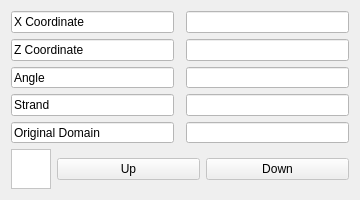
NATuG3/NATuG3, file ui/dialogs/informers/nucleoside.ui: the form before one commit.
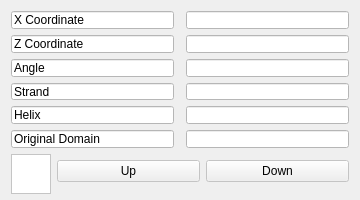
The form after the commit.

Commit message: Add helix info to informers

```diff
--- a/ui/dialogs/informers/nucleoside.ui
+++ b/ui/dialogs/informers/nucleoside.ui
@@ -26,6 +26,23 @@
             <string>Nucleoside Information</string>
         </property>
         <layout class="QGridLayout" name="gridLayout">
+   <item row="4" column="0">
+    <widget class="QLineEdit" name="lineEdit_6">
+     <property name="enabled">
+      <bool>false</bool>
+     </property>
+     <property name="styleSheet">
+      <string notr="true">QLineEdit::disabled{
+                            color: rgb(0, 0, 0);
+                            background: rgb(255, 255, 255)
+                            }
+                        </string>
+     </property>
+     <property name="text">
+      <string>Helix</string>
+     </property>
+    </widget>
+   </item>
             <item row="3" column="2">
                 <widget class="QLineEdit" name="strand">
                     <property name="enabled">
@@ -43,8 +60,8 @@
                     </property>
                 </widget>
             </item>
-            <item row="4" column="2">
-                <widget class="QLineEdit" name="original_domain">
+   <item row="5" column="0">
+    <widget class="QLineEdit" name="lineEdit_4">
                     <property name="enabled">
                         <bool>false</bool>
                     </property>
@@ -55,6 +72,9 @@
                             }
                         </string>
                     </property>
+     <property name="text">
+      <string>Original Domain</string>
+     </property>
                     <property name="readOnly">
                         <bool>true</bool>
                     </property>
@@ -80,8 +100,8 @@
                     </property>
                 </widget>
             </item>
-            <item row="4" column="0">
-                <widget class="QLineEdit" name="lineEdit_4">
+   <item row="5" column="2">
+    <widget class="QLineEdit" name="original_domain">
                     <property name="enabled">
                         <bool>false</bool>
                     </property>
@@ -91,29 +111,6 @@
                             background: rgb(255, 255, 255)
                             }
                         </string>
-                    </property>
-                    <property name="text">
-                        <string>Original Domain</string>
-                    </property>
-                    <property name="readOnly">
-                        <bool>true</bool>
-                    </property>
-                </widget>
-            </item>
-            <item row="1" column="0">
-                <widget class="QLineEdit" name="lineEdit_3">
-                    <property name="enabled">
-                        <bool>false</bool>
-                    </property>
-                    <property name="styleSheet">
-                        <string notr="true">QLineEdit::disabled{
-                            color: rgb(0, 0, 0);
-                            background: rgb(255, 255, 255)
-                            }
-                        </string>
-                    </property>
-                    <property name="text">
-                        <string>Z Coordinate</string>
                     </property>
                     <property name="readOnly">
                         <bool>true</bool>
@@ -177,8 +174,8 @@
                     </property>
                 </widget>
             </item>
-            <item row="1" column="2">
-                <widget class="QLineEdit" name="z_coordinate">
+   <item row="1" column="0">
+    <widget class="QLineEdit" name="lineEdit_3">
                     <property name="enabled">
                         <bool>false</bool>
                     </property>
@@ -189,6 +186,9 @@
                             }
                         </string>
                     </property>
+     <property name="text">
+      <string>Z Coordinate</string>
+     </property>
                     <property name="readOnly">
                         <bool>true</bool>
                     </property>
@@ -211,7 +211,24 @@
                     </property>
                 </widget>
             </item>
-            <item row="5" column="0" rowspan="2" colspan="3">
+   <item row="1" column="2">
+    <widget class="QLineEdit" name="z_coordinate">
+     <property name="enabled">
+      <bool>false</bool>
+     </property>
+     <property name="styleSheet">
+      <string notr="true">QLineEdit::disabled{
+                            color: rgb(0, 0, 0);
+                            background: rgb(255, 255, 255)
+                            }
+                        </string>
+     </property>
+     <property name="readOnly">
+      <bool>true</bool>
+     </property>
+    </widget>
+   </item>
+   <item row="6" column="0" rowspan="2" colspan="3">
                 <layout class="QHBoxLayout" name="horizontalLayout">
                     <item>
                         <widget class="QTextEdit" name="base">
@@ -298,6 +315,21 @@
                     </item>
                 </layout>
             </item>
+   <item row="4" column="2">
+    <widget class="QLineEdit" name="helix">
+     <property name="enabled">
+      <bool>false</bool>
+     </property>
+     <property name="styleSheet">
+      <string notr="true">QLineEdit::disabled{
+                            color: rgb(0, 0, 0);
+                            background: rgb(255, 255, 255)
+                            }
+                        
+</string>
+     </property>
+    </widget>
+   </item>
         </layout>
     </widget>
     <resources/>
```
Lines whose indentation alone changed are shown as unchanged. The commit also changes 3 other files.
